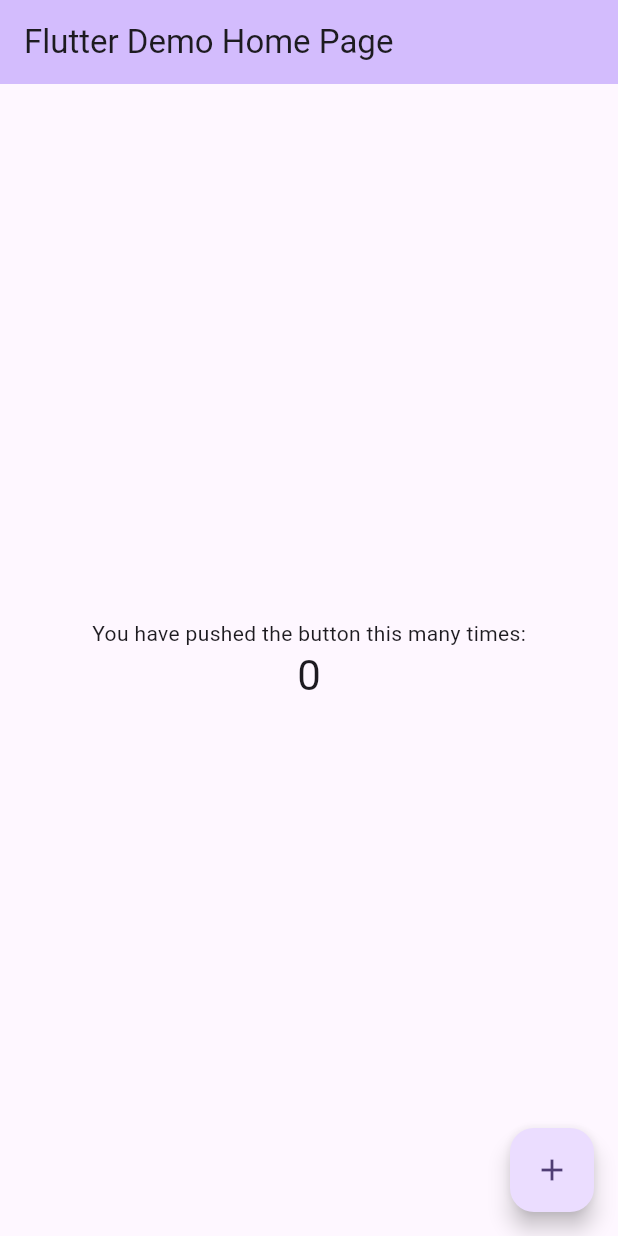
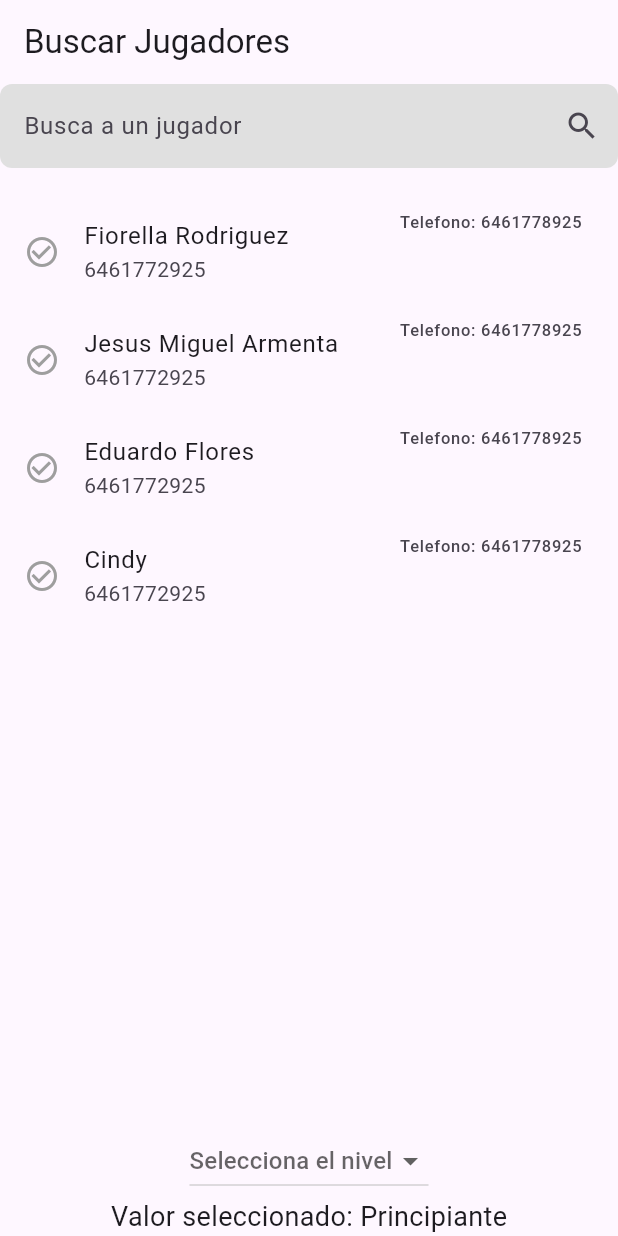
Before and after one commit to fiorellam/Flutter_WolfGame, a Flutter app: the screen it shows after launch, on a phone screen of 412 x 824 dp. Run offline on Flutter 3.47's test engine with Material 3 defaults, Android fonts, the phone set to English and light mode, and no system bars.

Commit message:
Proyecto con searchbar, dropdown y homescreen

```diff
--- a/lib/main.dart
+++ b/lib/main.dart
@@ -1,5 +1,5 @@
 import 'package:flutter/material.dart';
-
+import 'package:game_wolf/presentation/home_screen.dart';
 void main() {
   runApp(const MyApp());
 }
@@ -7,119 +7,10 @@ void main() {
 class MyApp extends StatelessWidget {
   const MyApp({super.key});
 
-  // This widget is the root of your application.
   @override
   Widget build(BuildContext context) {
-    return MaterialApp(
-      title: 'Flutter Demo',
-      theme: ThemeData(
-        // This is the theme of your application.
-        //
-        // TRY THIS: Try running your application with "flutter run". You'll see
-        // the application has a purple toolbar. Then, without quitting the app,
-        // try changing the seedColor in the colorScheme below to Colors.green
-        // and then invoke "hot reload" (save your changes or press the "hot
-        // reload" button in a Flutter-supported IDE, or press "r" if you used
-        // the command line to start the app).
-        //
-        // Notice that the counter didn't reset back to zero; the application
-        // state is not lost during the reload. To reset the state, use hot
-        // restart instead.
-        //
-        // This works for code too, not just values: Most code changes can be
-        // tested with just a hot reload.
-        colorScheme: ColorScheme.fromSeed(seedColor: Colors.deepPurple),
-        useMaterial3: true,
-      ),
-      home: const MyHomePage(title: 'Flutter Demo Home Page'),
+    return const MaterialApp(
+      home: HomeScreen(),
     );
   }
 }
-
-class MyHomePage extends StatefulWidget {
-  const MyHomePage({super.key, required this.title});
-
-  // This widget is the home page of your application. It is stateful, meaning
-  // that it has a State object (defined below) that contains fields that affect
-  // how it looks.
-
-  // This class is the configuration for the state. It holds the values (in this
-  // case the title) provided by the parent (in this case the App widget) and
-  // used by the build method of the State. Fields in a Widget subclass are
-  // always marked "final".
-
-  final String title;
-
-  @override
-  State<MyHomePage> createState() => _MyHomePageState();
-}
-
-class _MyHomePageState extends State<MyHomePage> {
-  int _counter = 0;
-
-  void _incrementCounter() {
-    setState(() {
-      // This call to setState tells the Flutter framework that something has
-      // changed in this State, which causes it to rerun the build method below
-      // so that the display can reflect the updated values. If we changed
-      // _counter without calling setState(), then the build method would not be
-      // called again, and so nothing would appear to happen.
-      _counter++;
-    });
-  }
-
-  @override
-  Widget build(BuildContext context) {
-    // This method is rerun every time setState is called, for instance as done
-    // by the _incrementCounter method above.
-    //
-    // The Flutter framework has been optimized to make rerunning build methods
-    // fast, so that you can just rebuild anything that needs updating rather
-    // than having to individually change instances of widgets.
-    return Scaffold(
-      appBar: AppBar(
-        // TRY THIS: Try changing the color here to a specific color (to
-        // Colors.amber, perhaps?) and trigger a hot reload to see the AppBar
-        // change color while the other colors stay the same.
-        backgroundColor: Theme.of(context).colorScheme.inversePrimary,
-        // Here we take the value from the MyHomePage object that was created by
-        // the App.build method, and use it to set our appbar title.
-        title: Text(widget.title),
-      ),
-      body: Center(
-        // Center is a layout widget. It takes a single child and positions it
-        // in the middle of the parent.
-        child: Column(
-          // Column is also a layout widget. It takes a list of children and
-          // arranges them vertically. By default, it sizes itself to fit its
-          // children horizontally, and tries to be as tall as its parent.
-          //
-          // Column has various properties to control how it sizes itself and
-          // how it positions its children. Here we use mainAxisAlignment to
-          // center the children vertically; the main axis here is the vertical
-          // axis because Columns are vertical (the cross axis would be
-          // horizontal).
-          //
-          // TRY THIS: Invoke "debug painting" (choose the "Toggle Debug Paint"
-          // action in the IDE, or press "p" in the console), to see the
-          // wireframe for each widget.
-          mainAxisAlignment: MainAxisAlignment.center,
-          children: <Widget>[
-            const Text(
-              'You have pushed the button this many times:',
-            ),
-            Text(
-              '$_counter',
-              style: Theme.of(context).textTheme.headlineMedium,
-            ),
-          ],
-        ),
-      ),
-      floatingActionButton: FloatingActionButton(
-        onPressed: _incrementCounter,
-        tooltip: 'Increment',
-        child: const Icon(Icons.add),
-      ), // This trailing comma makes auto-formatting nicer for build methods.
-    );
-  }
-}
--- /dev/null
+++ b/lib/presentation/home_screen.dart
@@ -0,0 +1,109 @@
+import 'package:flutter/material.dart';
+import 'package:game_wolf/presentation/widgets/dropdown_levels.dart';
+import 'package:game_wolf/presentation/widgets/search_bar2.dart';
+class HomeScreen extends StatefulWidget{
+  const HomeScreen({super.key});
+
+  @override
+  _HomeScreenState createState() => _HomeScreenState();
+}
+
+class _HomeScreenState extends State<HomeScreen>{
+  String _selectedValue = "Principiante"; //Valor inicial
+  List<String> levelsList = ["Principiante", "Intermedio", "Avanzado", "Pro" ];
+  List<String> _items = ['Fiorella Rodriguez', 'Jesus Miguel Armenta', 'Eduardo Flores', 'Cindy']; // Lista de jugadores
+  List<String> _filteredItems = []; // Lista que se actualizará con los elementos filtrados
+  Set<String> _selectedItems = {}; // Conjunto para almacenar los elementos seleccionados
+
+  @override
+  void initState() {
+    super.initState();
+    _filteredItems = _items; // Inicializa la lista de items filtrados con todos los elementos
+  }
+  //Función que será llamada cuando cambie el valor del dropdown
+  void _handleDropdownLevelChange(String value){
+    setState(() {
+      _selectedValue = value; //Actualizamos el valor del dropdown
+    });
+  }
+
+  // Método que maneja los resultados filtrados
+  void _onFilter(List<String> filteredItems) {
+    setState(() {
+      _filteredItems = filteredItems; // Actualiza la lista con los elementos filtrados
+    });
+  }
+
+  // Método que maneja la selección de un item
+  // void _onSelectItem(String selectedItem) {
+  //   showDialog(
+  //     context: context,
+  //     builder: (context) {
+  //       return AlertDialog(
+  //         title: Text('Seleccionaste'),
+  //         content: Text(selectedItem),
+  //         actions: [
+  //           TextButton(
+  //             onPressed: () => Navigator.pop(context),
+  //             child: Text('Cerrar'),
+  //           ),
+  //         ],
+  //       );
+  //     },
+  //   );
+  // }
+
+   // Método que maneja la selección de un item
+  void _onSelectItem(String selectedItem) {
+    setState(() {
+      if (_selectedItems.contains(selectedItem)) {
+        _selectedItems.remove(selectedItem); // Si ya está seleccionado, lo deseleccionamos
+      } else {
+        _selectedItems.add(selectedItem); // Si no está seleccionado, lo seleccionamos
+      }
+    });
+  }
+
+  @override
+  Widget build(BuildContext context) {
+    return Scaffold(
+      appBar: AppBar(
+        title: Text('Buscar Jugadores'),
+      ),
+      body: Column(
+        children: [
+          // Usamos el widget SearchBar
+          SearchBar2(items: _items, onFilter: _onFilter),
+          const SizedBox(height: 20),
+            Expanded(
+            child: ListView.builder(
+              itemCount: _filteredItems.length, // Muestra los elementos filtrados
+              itemBuilder: (context, index) {
+                final item = _filteredItems[index];
+                final isSelected = _selectedItems.contains(item); // Verifica si el item está seleccionado
+                return ListTile(
+                  leading: Icon (
+                    isSelected ? Icons.check_circle : Icons.check_circle_outline, // Muestra el icono dependiendo de la selección
+                      color: isSelected ? Colors.green : Colors.grey,
+                   ), // Cambia el color según el estado de selección,
+                  title: Text(_filteredItems[index]),
+                  trailing: Column(
+                    crossAxisAlignment: CrossAxisAlignment.start,
+                    children: [
+                      Text("Telefono: 6461778925"),
+                      // Text("Rol: Lobo")
+                    ],
+                  ),
+                  subtitle: Text("6461772925"),
+                  onTap: () => _onSelectItem(_filteredItems[index]), // Maneja la selección
+                );
+              },
+            ),
+          ),
+          DropdownLevel(items: levelsList, onChanged: _handleDropdownLevelChange),
+          Text("Valor seleccionado: $_selectedValue", style: const TextStyle(fontSize: 18)),
+        ],
+      ),
+    );
+  }
+}
--- /dev/null
+++ b/lib/presentation/widgets/dropdown_levels.dart
@@ -0,0 +1,40 @@
+import 'package:flutter/material.dart';
+class DropdownLevel extends StatefulWidget {
+  // const DropdownLevel({super.key});
+
+  final List<String> items;
+  final Function(String) onChanged;
+
+  const DropdownLevel({
+    super.key,
+    required this.items,
+    required this.onChanged
+  });
+
+  @override
+  State<DropdownLevel> createState() => _DropdownLevelState();
+}
+
+class _DropdownLevelState extends State<DropdownLevel> {
+  String? _selectedItem;
+
+  @override
+  Widget build(BuildContext context) {
+    return DropdownButton<String>(
+      value: _selectedItem,
+      hint: const Text('Selecciona el nivel'),
+      onChanged: (String? newValue){
+        setState(() {
+          _selectedItem = newValue;
+        });
+        widget.onChanged(newValue!);
+      },
+      items: widget.items.map((String item){
+        return DropdownMenuItem<String>(
+          value: item,
+          child: Text(item),
+        );
+      }).toList(),
+    );
+  }
+}
--- /dev/null
+++ b/lib/presentation/widgets/search_bar2.dart
@@ -0,0 +1,59 @@
+import 'package:flutter/material.dart';
+class SearchBar2 extends StatefulWidget {
+
+  final List<String> items; //Lista de items a filtrar
+  final Function(List<String>) onFilter; // Callback para devolver los items filtrados
+  //TODO: Cambiar <String> por el tipo de objeto ya sea Player o Personaje
+
+  const SearchBar2({
+    super.key,
+    required this.items,
+    required this.onFilter
+  });
+
+  @override
+  _SearchBar2State createState() => _SearchBar2State();
+}
+
+class _SearchBar2State extends State<SearchBar2>{
+  final TextEditingController _searchController = TextEditingController();
+
+  @override
+  void initState() {
+    super.initState();
+    _searchController.addListener(_filterSearchResults); // Escucha cambios en el texto
+  }
+
+  //Método para filtrar los resultados según la busqueda
+  void _filterSearchResults(){
+    final query = _searchController.text.toLowerCase();
+    final filteredItems = widget.items
+      .where((item) => item.toLowerCase().contains(query))
+      .toList();
+    widget.onFilter(filteredItems); // Llamar al callback con los resultados filtrados
+  }
+
+  @override
+  Widget build(BuildContext context) {
+    return TextField(
+      controller: _searchController, //Asocia el controlador con el TextField
+      decoration: InputDecoration(
+        filled: true,
+        fillColor: Colors.grey.shade300,
+        border: OutlineInputBorder(
+          borderRadius: BorderRadius.circular(8.0),
+          borderSide: BorderSide.none,
+        ),
+        hintText: "Busca a un jugador",
+        suffixIcon: const Icon(Icons.search),
+        // suffixIconColor: Colors.pink
+      ),
+    );
+  }
+  @override
+  void dispose() {
+    _searchController.removeListener(_filterSearchResults); // Elimina el listener cuando el widget se destruye
+    _searchController.dispose(); // Libera el controlador
+    super.dispose();
+  }
+}
```
